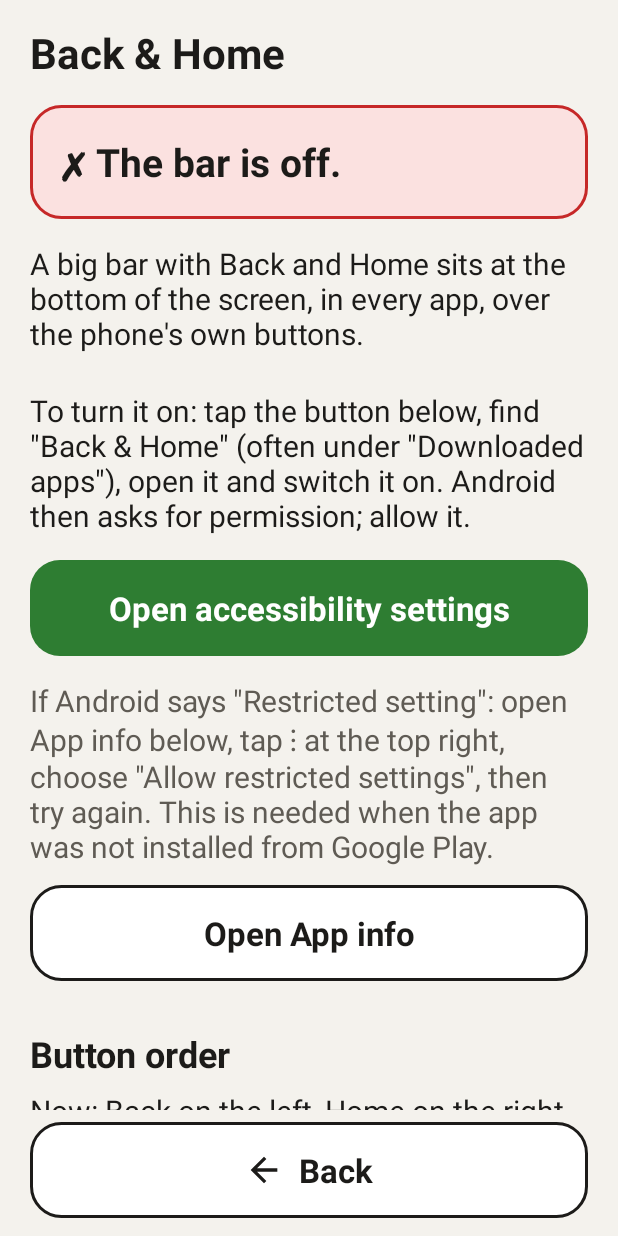
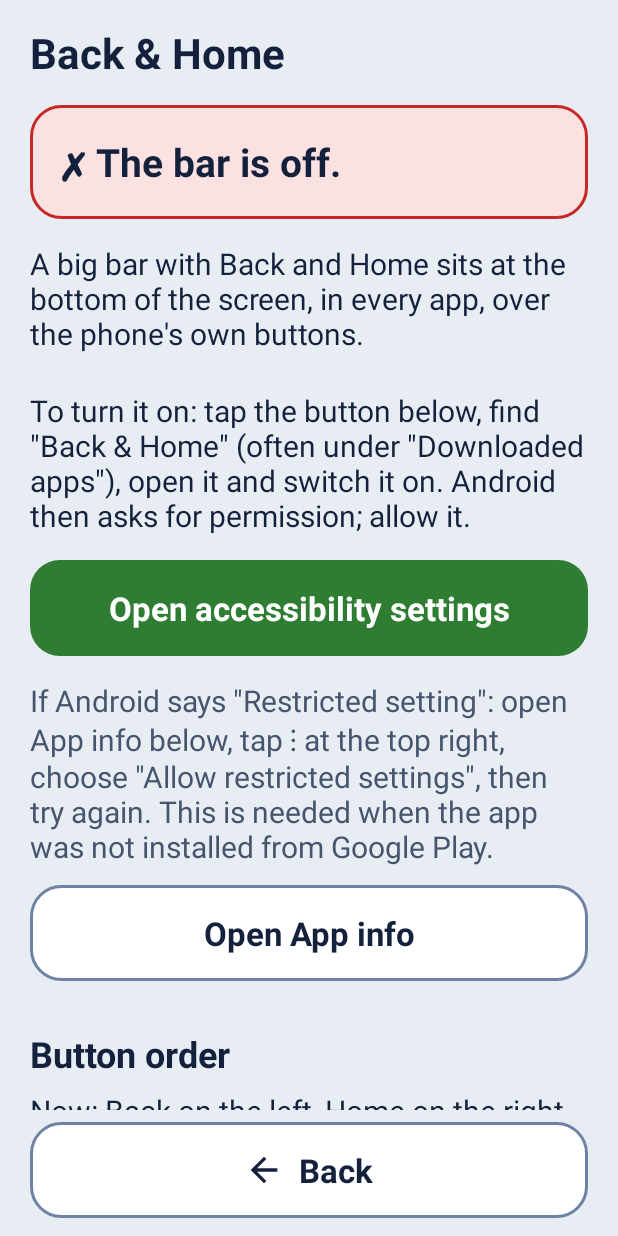
Before and after one commit to SeniorPhoneKit/SeniorNav, an Android app: the screen it shows after launch (MainActivity), on a phone screen of 412 x 824 dp. Run offline under Robolectric (Android 15) with nearby library versions, the phone set to English and light mode, and no system bars.

Commit message:
Switch the helper screen to the family's new Light look
One family look: SeniorLauncher's Light was reworked (approved by the
owner) into a cool blue-grey twin of its Dark theme; SeniorNav's helper
screen was still the old beige with black-edged buttons.

- Page #E8EDF4 (status and navigation bars follow), deep navy text
  #14213D, navy-grey muted text #46556E, card edge #C3CEDD.
- New role OUTLINE #6F82A3 for the outlined buttons, Back and the
  "paused" card, instead of a black edge.
- The bar itself is unchanged, dark and light: it never used the beige.
  PRESS_ON_CARD stays as it was because the light bar uses it too.

PaletteTest checks OUTLINE at 3:1 on page and card; the existing checks
pass with the new values. Tested on the API 35 emulator with before/after
screenshots of the helper screen. ./gradlew test lint passes.

```diff
--- a/app/src/main/java/app/phueber/seniornav/MainActivity.java
+++ b/app/src/main/java/app/phueber/seniornav/MainActivity.java
@@ -131,7 +131,7 @@ public final class MainActivity extends Activity {
         TextView t = Ui.bold(this, getString(R.string.paused), Ui.TEXT_BODY);
         int p = Ui.dp(this, 16);
         t.setPadding(p, p, p, p);
-        t.setBackground(Ui.card(this, Ui.color(Palette.Role.CARD), Ui.color(Palette.Role.TEXT)));
+        t.setBackground(Ui.card(this, Ui.color(Palette.Role.CARD), Ui.color(Palette.Role.OUTLINE)));
         t.setAccessibilityLiveRegion(TextView.ACCESSIBILITY_LIVE_REGION_POLITE);
         content.addView(t, Ui.fullWidth(this, 12));
         Button show = Ui.button(this, getString(R.string.show_again), Palette.Role.GREEN);
--- a/app/src/main/java/app/phueber/seniornav/Palette.java
+++ b/app/src/main/java/app/phueber/seniornav/Palette.java
@@ -1,8 +1,9 @@
 package app.phueber.seniornav;
 
 /**
- * The colours, by role: the Light look of the other Senior apps (warm
- * off-white page, white cards, near-black text) plus the bar. Pure (no
+ * The colours, by role: the Light look of the other Senior apps (cool
+ * blue-grey page, white cards with a blue-grey outline, deep navy text, soft
+ * mid-navy outlines on buttons, as in SeniorLauncher's Light) plus the bar. Pure (no
  * android.* imports), so the contrast is checked by a JVM test. There is no
  * theme choice: the helper sees this app for a minute during setup, and the
  * senior only ever sees the bar.
@@ -26,20 +27,23 @@ final class Palette {
         BAR_DIVIDER,    // the line between Back and Home
         BAR_LIGHT,      // the light bar's background (setting "Light bar")
         ON_BAR_LIGHT,   // icons and words on the light bar
-        BAR_DIVIDER_LIGHT // the line on the light bar
+        BAR_DIVIDER_LIGHT, // the line on the light bar
+        OUTLINE         // outlined buttons, Back
     }
 
     /** Text on GREEN, BLUE and RED buttons. */
     static final int ON_COLOR = 0xFFFFFFFF;
 
     private static final int[] LIGHT = {
-            0xFFF4F2ED, 0xFFFFFFFF, 0xFFD9D5CC, 0xFF1C1B19, 0xFF5F5B54,
+            0xFFE8EDF4, 0xFFFFFFFF, 0xFFC3CEDD, 0xFF14213D, 0xFF46556E,
             0xFF2E7D32, 0xFFDCEFD9, 0xFF1F5F8B, 0xFFC62828, 0xFFFBE1E0,
-            0x33000000, 0x55FFFFFF,
+            0x33000000, 0x55FFFFFF, // press also on the light bar, kept as it was
             // The bar is near-black with white, like most system navigation bars.
             0xFF1C1B19, 0xFFFFFFFF, 0xFF8A857C,
             // The light bar: white with near-black, like light system bars.
             0xFFFFFFFF, 0xFF1C1B19, 0xFF8A857C,
+            // Outlined buttons and Back: a soft mid navy instead of a black edge.
+            0xFF6F82A3,
     };
 
     private Palette() {}
--- a/app/src/main/java/app/phueber/seniornav/Ui.java
+++ b/app/src/main/java/app/phueber/seniornav/Ui.java
@@ -102,12 +102,12 @@ final class Ui {
         return b;
     }
 
-    /** White card button with a dark border and dark text: secondary actions. */
+    /** White card button with a soft navy border and dark text: secondary actions. */
     static Button outlined(Context c, CharSequence label) {
         Button b = button(c, label, Palette.Role.CARD);
         b.setTextColor(color(Palette.Role.TEXT));
         b.setBackground(ripple(c, Palette.Role.PRESS_ON_CARD, color(Palette.Role.CARD),
-                color(Palette.Role.TEXT), 20));
+                color(Palette.Role.OUTLINE), 20));
         return b;
     }
 
@@ -125,7 +125,8 @@ final class Ui {
         b.setGravity(Gravity.CENTER);
         b.setMinimumHeight(dp(a, BUTTON_HEIGHT));
         b.setPadding(dp(a, 16), dp(a, 8), dp(a, 16), dp(a, 8));
-        b.setBackground(ripple(a, Palette.Role.PRESS_ON_CARD, color(Palette.Role.CARD), fg, 20));
+        b.setBackground(ripple(a, Palette.Role.PRESS_ON_CARD, color(Palette.Role.CARD),
+                color(Palette.Role.OUTLINE), 20));
         b.setClickable(true);
         b.setFocusable(true);
         b.setContentDescription(a.getString(R.string.back));
--- a/app/src/main/res/values/styles.xml
+++ b/app/src/main/res/values/styles.xml
@@ -1,6 +1,7 @@
 <?xml version="1.0" encoding="utf-8"?>
 <resources>
-    <!-- The family look of the Senior apps: dark text on a warm off-white page.
+    <!-- The family look of the Senior apps: deep navy text on a cool blue-grey page,
+         as in SeniorLauncher's Light.
          The system bars take the page colour with dark icons. Content is kept
          clear of the bars in code (fitsSystemWindows). Colours used in code
          come from Palette; these match its PAGE and GREEN. -->
@@ -15,6 +16,6 @@
 
     <style name="AppTheme" parent="AppTheme.Base" />
 
-    <color name="page">#F4F2ED</color>
+    <color name="page">#E8EDF4</color>
     <color name="green">#2E7D32</color>
 </resources>
```
Also changed, not shown: 2 other files.
